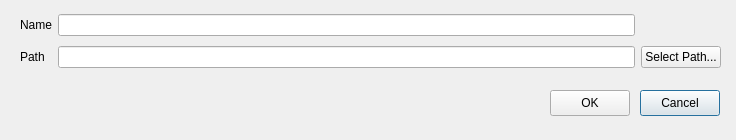
First picture: the form in brickleedit/src/gui/newscene/newscenedialog.ui, repository paarm/bricklebrit, before the edit.
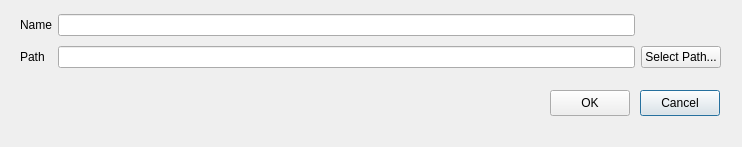
Second picture: the form after the edit.

Patch:
```diff
--- a/brickleedit/src/gui/newscene/newscenedialog.ui
+++ b/brickleedit/src/gui/newscene/newscenedialog.ui
@@ -6,8 +6,8 @@
    <rect>
     <x>0</x>
     <y>0</y>
-    <width>736</width>
-    <height>140</height>
+    <width>742</width>
+    <height>147</height>
    </rect>
   </property>
   <property name="windowTitle">
```
